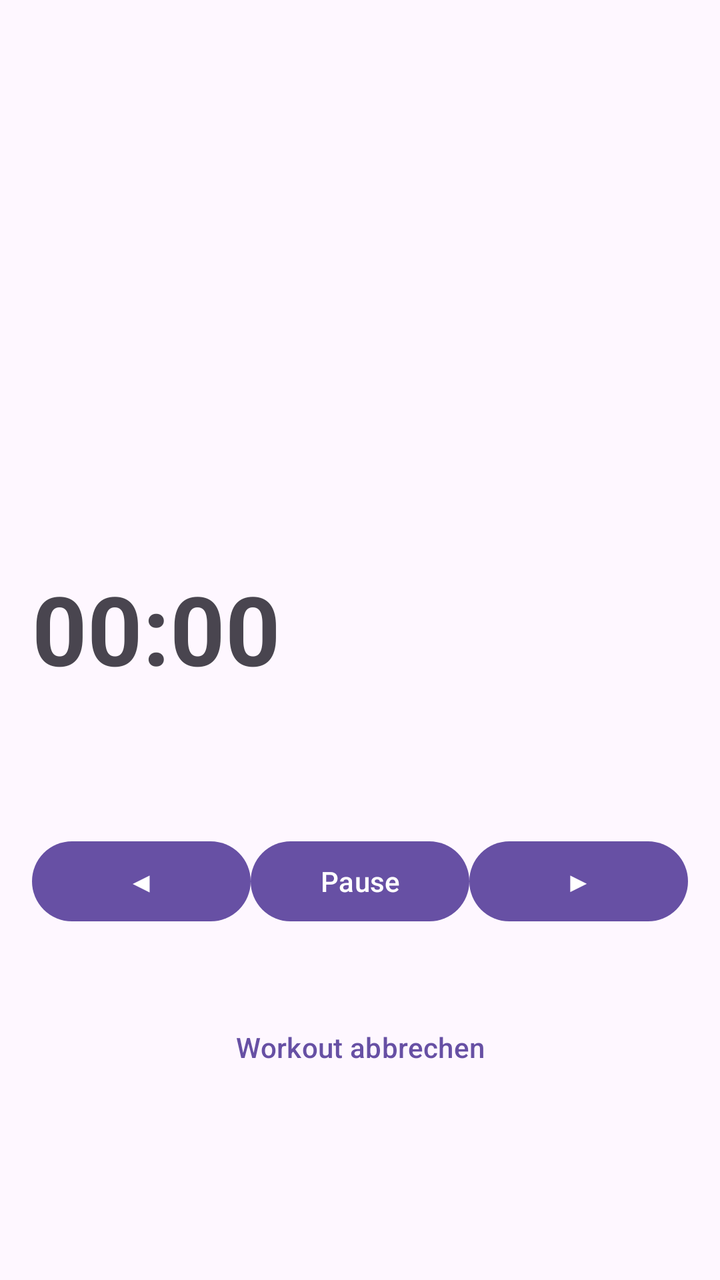
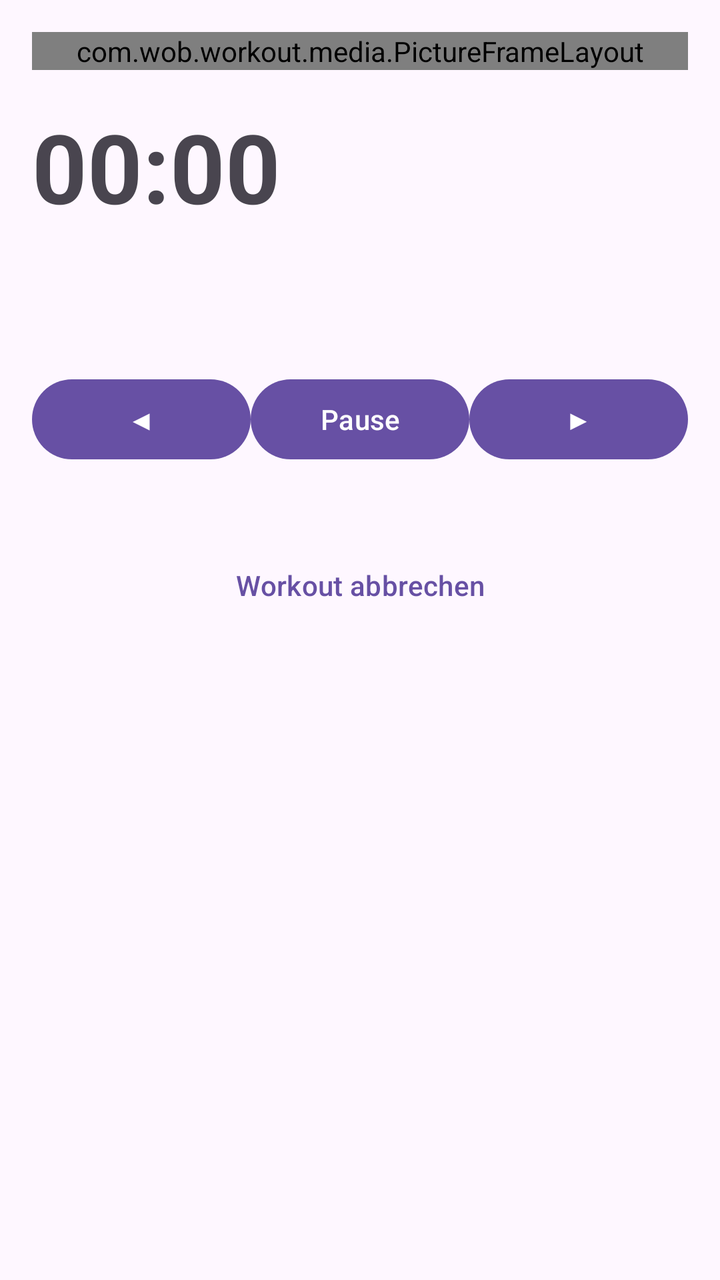

Compare the two renders of this Android layout. The source of the first and the diff that turns it into the second are given below.
<!-- AndroidManifest.xml: application theme Theme.Workout -->
<!-- res/layout/fragment_player.xml -->
<?xml version="1.0" encoding="utf-8"?>
<LinearLayout xmlns:android="http://schemas.android.com/apk/res/android"
    android:layout_width="match_parent"
    android:layout_height="match_parent"
    xmlns:app="http://schemas.android.com/apk/res-auto"
    android:orientation="vertical"
    android:padding="16dp">

    <FrameLayout
        android:layout_width="match_parent"
        android:layout_height="250dp"
        android:layout_marginBottom="16dp">

        <ImageView
            android:id="@+id/imgMedia"
            android:layout_width="match_parent"
            android:layout_height="match_parent"
            android:scaleType="centerCrop"/>

        <androidx.media3.ui.PlayerView
            android:id="@+id/videoPlayer"
            android:layout_width="match_parent"
            android:layout_height="match_parent"
            android:visibility="gone"
            android:keepScreenOn="true"
            app:use_controller="false"/>
    </FrameLayout>

    <TextView
        android:id="@+id/txtTimer"
        android:layout_width="wrap_content"
        android:layout_height="wrap_content"
        android:text="00:00"
        android:textSize="48sp"
        android:textStyle="bold"/>

    <TextView
        android:id="@+id/txtState"
        android:layout_width="wrap_content"
        android:layout_height="wrap_content"
        android:textStyle="bold"/>

    <TextView
        android:id="@+id/txtProgress"
        android:layout_width="wrap_content"
        android:layout_height="wrap_content"
        android:textSize="14sp"/>

    <TextView
        android:id="@+id/txtTitle"
        android:layout_width="wrap_content"
        android:layout_height="wrap_content"
        android:textSize="24sp"/>

    <LinearLayout
        android:layout_width="match_parent"
        android:layout_height="wrap_content">

        <Button
            android:id="@+id/btnPrevious"
            android:layout_width="0dp"
            android:layout_height="wrap_content"
            android:layout_weight="1"
            android:text="◀"/>

        <Button
            android:id="@+id/btnPause"
            android:layout_width="0dp"
            android:layout_height="wrap_content"
            android:layout_weight="1"
            android:text="Pause"/>

        <Button
            android:id="@+id/btnNext"
            android:layout_width="0dp"
            android:layout_height="wrap_content"
            android:layout_weight="1"
            android:text="▶"/>
    </LinearLayout>

    <TextView
        android:id="@+id/txtDescription"
        android:layout_width="match_parent"
        android:layout_height="wrap_content"/>

    <Button
        android:id="@+id/btnCancel"
        style="@style/Widget.Material3.Button.TextButton"
        android:layout_width="match_parent"
        android:layout_height="wrap_content"
        android:layout_marginTop="16dp"
        android:text="Workout abbrechen"/>
</LinearLayout>
<!-- resources referenced by this layout -->
<resources>
  <style name="Theme.Workout" parent="Base.Theme.Workout" />
  <style name="Base.Theme.Workout" parent="Theme.Material3.DayNight.NoActionBar">
          
          
      </style>
</resources>

<!-- the commit's change to res/layout/fragment_player.xml (unified diff, before → after) -->
@@ -6,9 +6,11 @@
     android:orientation="vertical"
     android:padding="16dp">
 
-    <FrameLayout
+    <com.wob.workout.media.PictureFrameLayout
+        android:id="@+id/mediaFrame"
         android:layout_width="match_parent"
-        android:layout_height="250dp"
+        android:layout_height="wrap_content"
+        android:layout_gravity="center_horizontal"
         android:layout_marginBottom="16dp">
 
         <ImageView
@@ -24,7 +26,7 @@
             android:visibility="gone"
             android:keepScreenOn="true"
             app:use_controller="false"/>
-    </FrameLayout>
+    </com.wob.workout.media.PictureFrameLayout>
 
     <TextView
         android:id="@+id/txtTimer"
